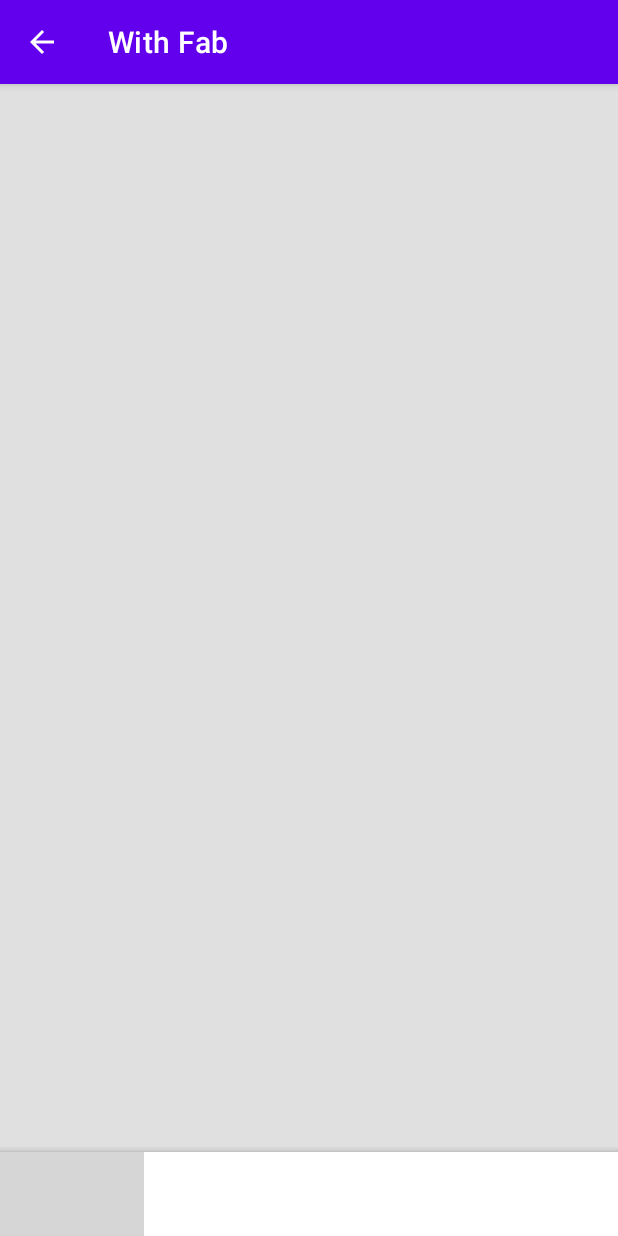
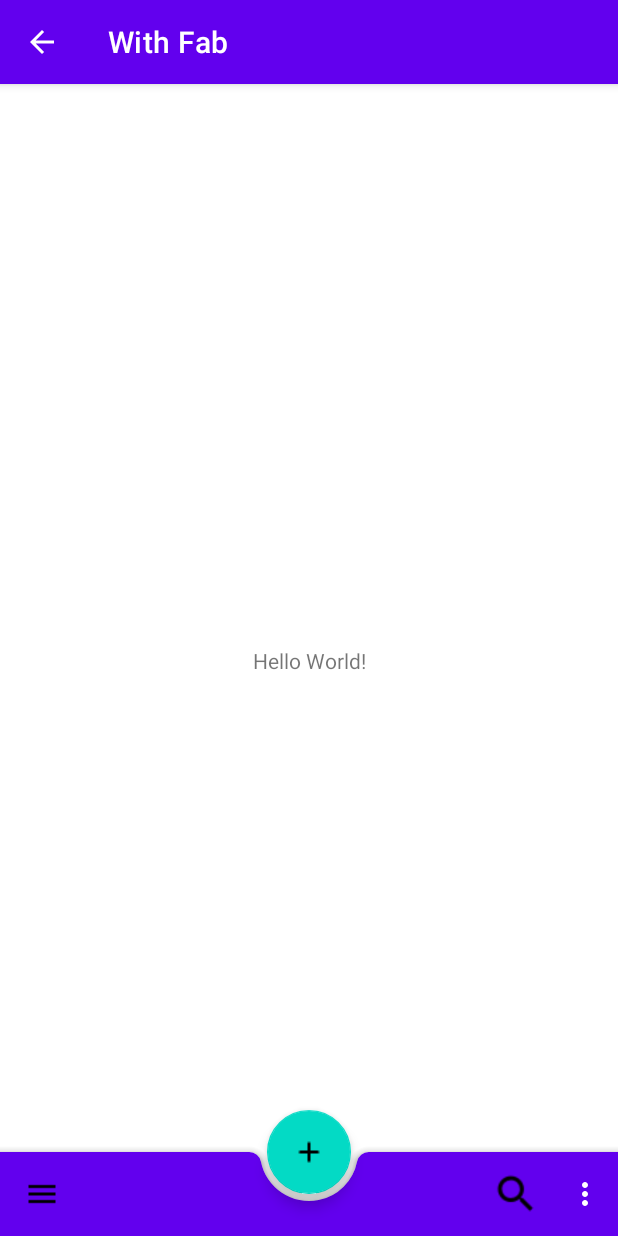
Before and after one commit to psomail/bz1, an Android app: the screen it shows after launch (MainActivity), on a phone screen of 412 x 824 dp. Run offline under Robolectric (Android 15) with nearby library versions, the phone set to English and light mode, and no system bars; grey boxes are pictures that could not be loaded.

Commit message:
start bottom app bar

```diff
--- a/app/src/main/res/layout/activity_main.xml
+++ b/app/src/main/res/layout/activity_main.xml
@@ -1,17 +1,40 @@
 <?xml version="1.0" encoding="utf-8"?>
-<androidx.coordinatorlayout.widget.CoordinatorLayout xmlns:android="http://schemas.android.com/apk/res/android"
+<androidx.constraintlayout.widget.ConstraintLayout xmlns:android="http://schemas.android.com/apk/res/android"
     xmlns:app="http://schemas.android.com/apk/res-auto"
     xmlns:tools="http://schemas.android.com/tools"
-    android:id="@+id/coordinator_layout_fab"
     android:layout_width="match_parent"
     android:layout_height="match_parent"
-    android:background="@color/grey_300"
     tools:context=".MainActivity">
 
+    <TextView
+        android:layout_width="wrap_content"
+        android:layout_height="wrap_content"
+        android:text="Hello World!"
+        app:layout_constraintBottom_toBottomOf="parent"
+        app:layout_constraintLeft_toLeftOf="parent"
+        app:layout_constraintRight_toRightOf="parent"
+        app:layout_constraintTop_toTopOf="parent" />
+
+    <androidx.coordinatorlayout.widget.CoordinatorLayout
+        android:layout_width="match_parent"
+        android:layout_height="match_parent">
+
     <com.google.android.material.bottomappbar.BottomAppBar
-        android:id="@+id/btm_app_bar_fab"
+        android:id="@+id/bottomAppBar"
         android:layout_width="match_parent"
         android:layout_height="wrap_content"
         android:layout_gravity="bottom"
-        app:navigationIcon="@drawable/ic_menu_48px_svg"/>
-</androidx.coordinatorlayout.widget.CoordinatorLayout>
+        style="@style/Widget.MaterialComponents.BottomAppBar.Colored"
+        app:navigationIcon="@drawable/baseline_menu_black_24dp"
+        app:menu="@menu/bottom_app_bar"
+        />
+
+    <com.google.android.material.floatingactionbutton.FloatingActionButton
+        android:id="@+id/fab"
+        android:layout_width="wrap_content"
+        android:layout_height="wrap_content"
+        android:src="@drawable/round_add_black_24"
+        app:layout_anchor="@id/bottomAppBar" />
+
+    </androidx.coordinatorlayout.widget.CoordinatorLayout>
+</androidx.constraintlayout.widget.ConstraintLayout>
--- /dev/null
+++ b/app/src/main/res/menu/bottom_app_bar.xml
@@ -0,0 +1,19 @@
+<?xml version="1.0" encoding="utf-8"?>
+<menu xmlns:android="http://schemas.android.com/apk/res/android"
+    xmlns:app="http://schemas.android.com/apk/res-auto">
+
+    <item
+        android:id="@+id/search"
+        android:icon="@drawable/baseline_search_black_24"
+        android:title="@string/search"
+        android:contentDescription="@string/content_description_search"
+        app:showAsAction="ifRoom"
+        />
+
+    <item
+        android:id="@+id/more"
+        android:title="@string/more"
+        android:contentDescription="@string/content_description_more"
+        app:showAsAction="never"
+        />
+</menu>
--- a/app/src/main/res/values/strings.xml
+++ b/app/src/main/res/values/strings.xml
@@ -1,3 +1,7 @@
 <resources>
     <string name="app_name">bz1</string>
+    <string name="search">search</string>
+    <string name="content_description_search">content_description_search</string>
+    <string name="more">more</string>
+    <string name="content_description_more">content_description_more</string>
 </resources>
```
Also changed, not shown: app/src/main/res/drawable-v24/baseline_menu_black_24dp.png (added), app/src/main/res/drawable-v24/baseline_search_black_24.png (added), app/src/main/res/drawable-v24/round_add_black_24.png (added).
